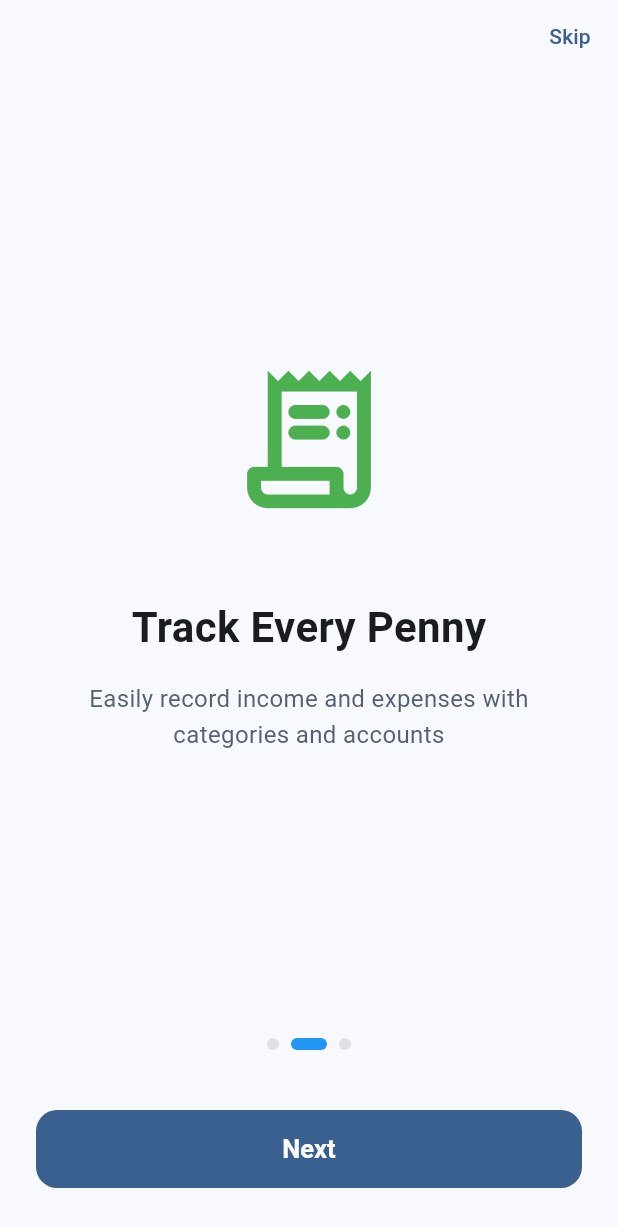
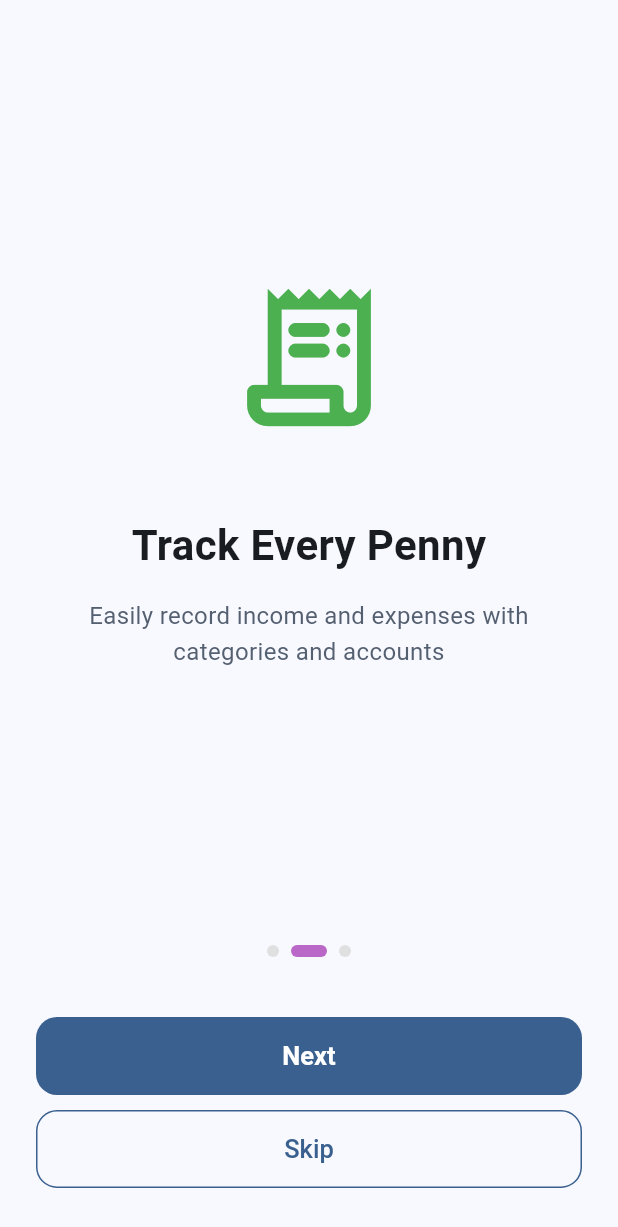
Before and after one commit to Abdogouhmad/walt, a Flutter app: the screen it shows after launch, swiped to page 2, on a phone screen of 412 x 824 dp. Shown: the top 1227 px of the screen. Run offline on Flutter 3.47's test engine with Material 3 defaults, Android fonts, the phone set to English and light mode, and no system bars; drawn by our look-alikes of dynamic_color; our stand-ins replace fl_chart, flutter_dotenv, flutter_riverpod, flutter_slidable, font_awesome_flutter, freezed_annotation and 10 more; accounts and stored records are empty; statements that could not run were skipped.

```diff
--- a/lib/core/constants/app_colors.dart
+++ b/lib/core/constants/app_colors.dart
@@ -1,5 +1,10 @@
 import 'package:flutter/material.dart';
 import 'package:walt/core/utils/context.dart';
+
+extension SplashColors on BuildContext {
+  ColorScheme get _colorApp => colorAppScheme;
+  Color get splashBackground => _colorApp.primary.withAlpha(10);
+}
 
 // colors of appBar
 extension AppBarColors on BuildContext {
--- a/lib/features/home/widgets/date.dart
+++ b/lib/features/home/widgets/date.dart
@@ -20,7 +20,7 @@ class DateWidget extends StatelessWidget {
       child: Container(
         padding: const EdgeInsets.symmetric(horizontal: 16, vertical: 14),
         decoration: BoxDecoration(
-          border: Border.all(color: cs.outline.withAlpha(1)(0.4)),
+          border: Border.all(color: cs.outline.withAlpha(1)),
           borderRadius: BorderRadius.circular(12),
         ),
         child: Row(
@@ -35,7 +35,7 @@ class DateWidget extends StatelessWidget {
             Icon(
               Icons.chevron_right,
               size: 18,
-              color: cs.onSurface.withAlpha(1)(0.4),
+              color: cs.onSurface.withAlpha(1),
             ),
           ],
         ),
--- a/lib/features/onboarding/onboarding_screen.dart
+++ b/lib/features/onboarding/onboarding_screen.dart
@@ -3,6 +3,8 @@ import 'package:flutter_riverpod/flutter_riverpod.dart';
 import 'package:go_router/go_router.dart';
 import 'package:walt/providers/settings_provider.dart';
 import 'package:walt/shared/bottons.dart';
+import 'package:walt/features/onboarding/widgets/pages.dart';
+import 'package:walt/features/onboarding/widgets/dots.dart';
 
 class OnboardingScreen extends ConsumerStatefulWidget {
   const OnboardingScreen({super.key});
@@ -16,19 +18,19 @@ class _OnboardingScreenState extends ConsumerState<OnboardingScreen> {
   int _page = 0;
 
   final _pages = const [
-    _PageData(
+    PageData(
       "Welcome to Walt",
       "Your simple, private, and beautiful personal finance tracker",
       Icons.account_balance_wallet_rounded,
       Colors.blue,
     ),
-    _PageData(
+    PageData(
       "Track Every Penny",
       "Easily record income and expenses with categories and accounts",
       Icons.receipt_long_rounded,
       Colors.green,
     ),
-    _PageData(
+    PageData(
       "Take Control",
       "Get clear insights with charts, budgets, and monthly reports",
       Icons.analytics_rounded,
@@ -76,12 +78,6 @@ class _OnboardingScreenState extends ConsumerState<OnboardingScreen> {
       body: SafeArea(
         child: Column(
           children: [
-            // Skip
-            Align(
-              alignment: Alignment.topRight,
-              child: TextButton(onPressed: _finish, child: const Text("Skip")),
-            ),
-
             // Pages
             Expanded(
               child: PageView.builder(
@@ -89,7 +85,7 @@ class _OnboardingScreenState extends ConsumerState<OnboardingScreen> {
                 itemCount: _pages.length,
                 physics: const BouncingScrollPhysics(),
                 onPageChanged: (i) => setState(() => _page = i),
-                itemBuilder: (_, i) => _PageViewItem(data: _pages[i]),
+                itemBuilder: (_, i) => PageViewItem(data: _pages[i]),
               ),
             ),
 
@@ -98,12 +94,22 @@ class _OnboardingScreenState extends ConsumerState<OnboardingScreen> {
               padding: const EdgeInsets.fromLTRB(24, 0, 24, 32),
               child: Column(
                 children: [
-                  _Dots(current: _page, total: _pages.length),
+                  Dots(current: _page, total: _pages.length),
                   const SizedBox(height: 40),
                   AppButton(
                     label: _page == _pages.length - 1 ? "Get Started" : "Next",
                     onPressed: _next,
                     type: ButtonType.primary,
+                    isFullWidth: true,
+                    size: ButtonSize.large,
+                  ),
+                  const SizedBox(height: 10),
+                  AppButton(
+                    onPressed: _finish,
+                    type: ButtonType.secondary,
+                    label: "Skip",
+                    icon: Icons
+                        .arrow_forward_rounded, // Now this will show up after "skip"
                     isFullWidth: true,
                     size: ButtonSize.large,
                   ),
@@ -116,75 +122,3 @@ class _OnboardingScreenState extends ConsumerState<OnboardingScreen> {
     );
   }
 }
-
-// ─────────────────────────────────────────────────────────────
-
-class _PageData {
-  final String title, desc;
-  final IconData icon;
-  final Color color;
-
-  const _PageData(this.title, this.desc, this.icon, this.color);
-}
-
-// ─────────────────────────────────────────────────────────────
-
-class _PageViewItem extends StatelessWidget {
-  final _PageData data;
-  const _PageViewItem({required this.data});
-
-  @override
-  Widget build(BuildContext context) {
-    final secondary = Theme.of(context).colorScheme.secondary;
-
-    return Padding(
-      padding: const EdgeInsets.symmetric(horizontal: 28),
-      child: Column(
-        mainAxisAlignment: MainAxisAlignment.center,
-        children: [
-          Icon(data.icon, size: 110, color: data.color),
-          const SizedBox(height: 50),
-          Text(
-            data.title,
-            textAlign: TextAlign.center,
-            style: const TextStyle(fontSize: 28, fontWeight: FontWeight.bold),
-          ),
-          const SizedBox(height: 16),
-          Text(
-            data.desc,
-            textAlign: TextAlign.center,
-            style: TextStyle(fontSize: 16, height: 1.5, color: secondary),
-          ),
-        ],
-      ),
-    );
-  }
-}
-
-// ─────────────────────────────────────────────────────────────
-
-class _Dots extends StatelessWidget {
-  final int current, total;
-
-  const _Dots({required this.current, required this.total});
-
-  @override
-  Widget build(BuildContext context) {
-    return Row(
-      mainAxisAlignment: MainAxisAlignment.center,
-      children: List.generate(
-        total,
-        (i) => AnimatedContainer(
-          duration: const Duration(milliseconds: 250),
-          margin: const EdgeInsets.symmetric(horizontal: 4),
-          width: current == i ? 24 : 8,
-          height: 8,
-          decoration: BoxDecoration(
-            color: current == i ? Colors.blue : Colors.grey.shade300,
-            borderRadius: BorderRadius.circular(4),
-          ),
-        ),
-      ),
-    );
-  }
-}
--- /dev/null
+++ b/lib/features/onboarding/widgets/dots.dart
@@ -0,0 +1,27 @@
+import 'package:flutter/material.dart';
+
+class Dots extends StatelessWidget {
+  final int current, total;
+
+  const Dots({super.key, required this.current, required this.total});
+
+  @override
+  Widget build(BuildContext context) {
+    return Row(
+      mainAxisAlignment: MainAxisAlignment.center,
+      children: List.generate(
+        total,
+        (i) => AnimatedContainer(
+          duration: const Duration(milliseconds: 250),
+          margin: const EdgeInsets.symmetric(horizontal: 4),
+          width: current == i ? 24 : 8,
+          height: 8,
+          decoration: BoxDecoration(
+            color: current == i ? Colors.purple.shade300 : Colors.grey.shade300,
+            borderRadius: BorderRadius.circular(4),
+          ),
+        ),
+      ),
+    );
+  }
+}
--- /dev/null
+++ b/lib/features/onboarding/widgets/pages.dart
@@ -0,0 +1,41 @@
+import 'package:flutter/material.dart';
+
+class PageData {
+  final String title, desc;
+  final IconData icon;
+  final Color color;
+
+  const PageData(this.title, this.desc, this.icon, this.color);
+}
+
+class PageViewItem extends StatelessWidget {
+  final PageData data;
+  const PageViewItem({super.key, required this.data});
+
+  @override
+  Widget build(BuildContext context) {
+    final secondary = Theme.of(context).colorScheme.secondary;
+
+    return Padding(
+      padding: const EdgeInsets.symmetric(horizontal: 28),
+      child: Column(
+        mainAxisAlignment: MainAxisAlignment.center,
+        children: [
+          Icon(data.icon, size: 110, color: data.color),
+          const SizedBox(height: 50),
+          Text(
+            data.title,
+            textAlign: TextAlign.center,
+            style: const TextStyle(fontSize: 28, fontWeight: FontWeight.bold),
+          ),
+          const SizedBox(height: 16),
+          Text(
+            data.desc,
+            textAlign: TextAlign.center,
+            style: TextStyle(fontSize: 16, height: 1.5, color: secondary),
+          ),
+        ],
+      ),
+    );
+  }
+}
--- a/lib/features/settings/settings_screen.dart
+++ b/lib/features/settings/settings_screen.dart
@@ -1,5 +1,6 @@
 import 'package:flutter/material.dart';
 import 'package:flutter_riverpod/flutter_riverpod.dart';
+import 'package:walt/features/onboarding/onboarding_screen.dart';
 import 'package:walt/features/settings/services/appinfo.dart';
 import 'package:walt/features/settings/widgets/about_screen.dart';
 import 'package:walt/features/settings/widgets/currency_selection_screen.dart';
@@ -123,7 +124,7 @@ class SettingsScreen extends ConsumerWidget {
                           Navigator.push(
                             context,
                             MaterialPageRoute(
-                              builder: (_) => const AboutScreen(),
+                              builder: (_) => OnboardingScreen(),
                             ),
                           );
                         },
--- a/lib/features/settings/widgets/about_screen.dart
+++ b/lib/features/settings/widgets/about_screen.dart
@@ -189,13 +189,12 @@ class _ActionTile extends StatelessWidget {
   final IconData icon;
   final String title;
   final String subtitle;
-  final VoidCallback? onTap;
+  // final VoidCallback? onTap;
 
   const _ActionTile({
     required this.icon,
     required this.title,
     required this.subtitle,
-    this.onTap
   });
 
   @override
@@ -214,7 +213,7 @@ class _ActionTile extends StatelessWidget {
         leading: Icon(icon, color: colors.primary),
         title: Text(title),
         subtitle: Text(subtitle),
-        onTap: onTap,
+        onTap: () => {},
       ),
     );
   }
--- a/lib/shared/splash_screen.dart
+++ b/lib/shared/splash_screen.dart
@@ -1,10 +1,14 @@
 import 'package:flutter/material.dart';
+import 'package:walt/core/constants/app_colors.dart';
 
 class SplashScreen extends StatelessWidget {
   const SplashScreen({super.key});
 
   @override
   Widget build(BuildContext context) {
-    return const Scaffold(body: Center(child: CircularProgressIndicator()));
+    return Scaffold(
+      backgroundColor: context.splashBackground,
+      body: Center(child: CircularProgressIndicator()),
+    );
   }
 }
```
Also changed, not shown: lib/shared/bottons.dart (+16 -2 lines).
